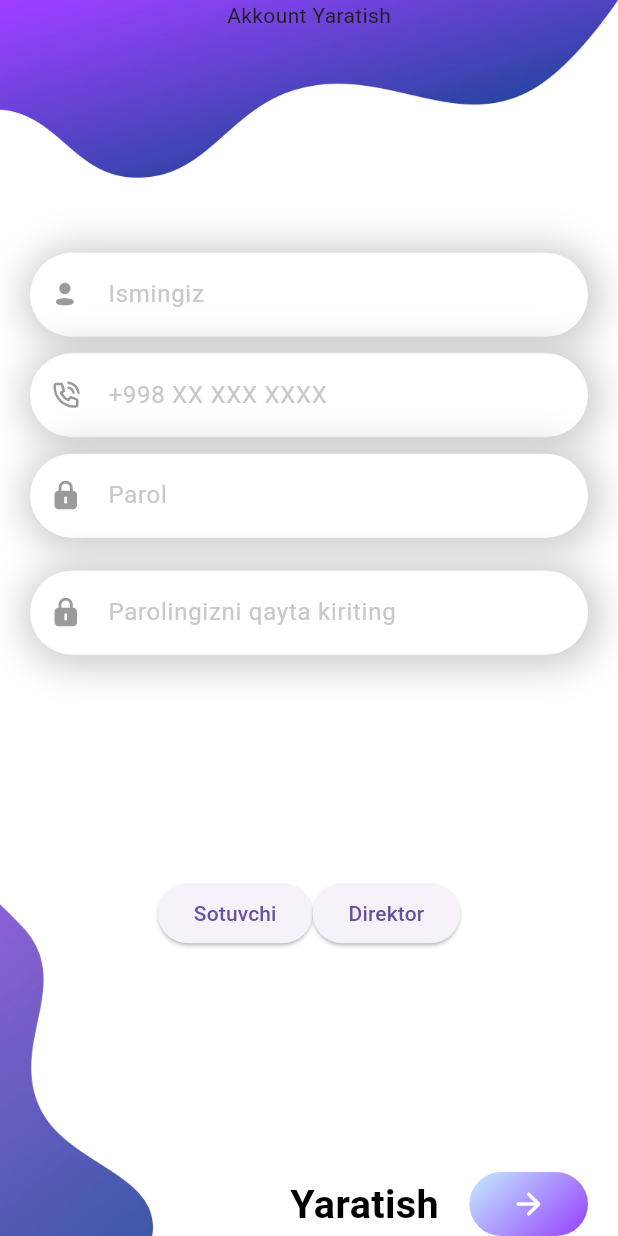
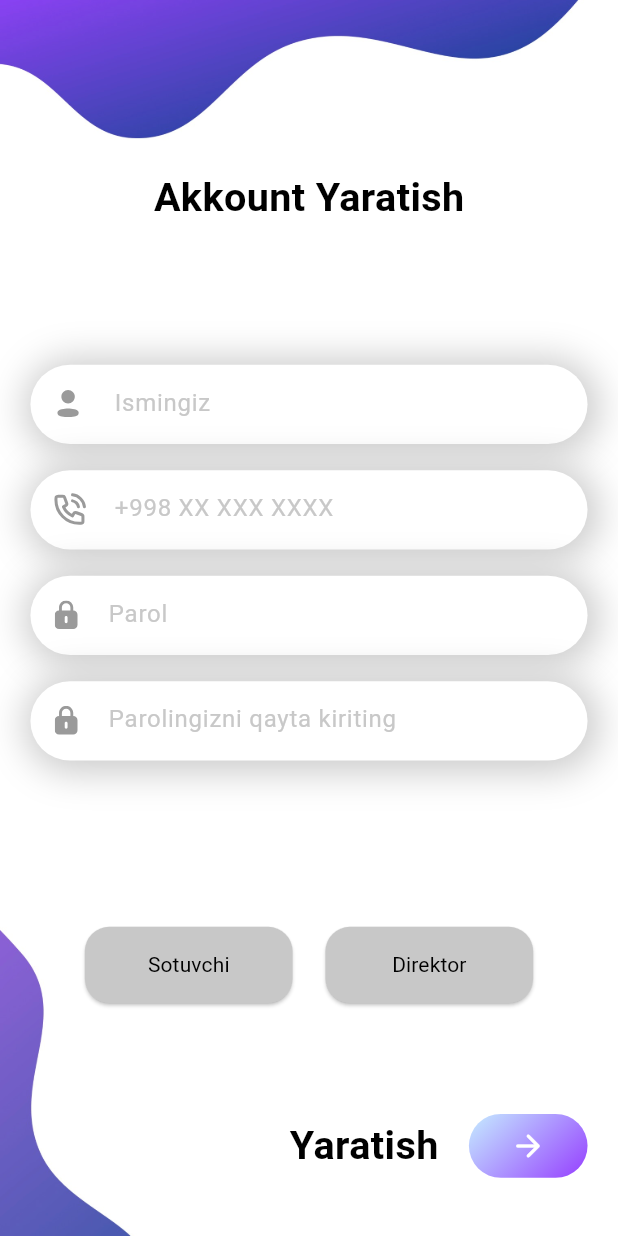
Before and after one commit to tillocoder/barcodebek, a Flutter app: the RegistorPages screen opened directly, on a phone screen of 412 x 824 dp. Run offline on Flutter 3.47's test engine with Material 3 defaults, Android fonts, the light colour scheme and no system bars; our stand-ins replace firebase_core, flutter_riverpod, flutter_screenutil, flutter_svg, gap, go_router and 1 more; accounts and stored records are empty; Roboto replaces fonts that are missing (Signika).

Commit message:
Alpomish - 13 commit failar kk qildi

```diff
--- a/lib/main.dart
+++ b/lib/main.dart
@@ -1,6 +1,7 @@
 import 'package:barcodbek/app.dart';
 import 'package:firebase_core/firebase_core.dart';
 import 'package:flutter/material.dart';
+import 'package:flutter_riverpod/flutter_riverpod.dart';
 
 import 'firebase_options.dart';
 
@@ -10,6 +11,6 @@ void main() async {
     options: DefaultFirebaseOptions.currentPlatform,
   );
   runApp(
-    const App(),
+    const ProviderScope(child: App()),
   );
 }
--- a/lib/src/core/constants/widgets/custom_scaffold.dart
+++ b/lib/src/core/constants/widgets/custom_scaffold.dart
@@ -6,13 +6,15 @@ class CustomScaffold extends StatelessWidget {
 
   @override
   Widget build(BuildContext context) {
-    return DecoratedBox(
-      decoration: BoxDecoration(
-          image: DecorationImage(
-        fit: BoxFit.fill,
-        image: Image.asset("assets/images/background.jpeg").image,
-      )),
-      child: child,
+    return SizedBox(
+      child: DecoratedBox(
+        decoration: BoxDecoration(
+            image: DecorationImage(
+          fit: BoxFit.cover,
+          image: Image.asset("assets/images/background/background.jpeg").image,
+        )),
+        child: child,
+      ),
     );
   }
 }
--- /dev/null
+++ b/lib/src/future/auth/controller/auth_conttroler.dart
@@ -0,0 +1,13 @@
+import 'package:flutter/cupertino.dart';
+import 'package:flutter_riverpod/flutter_riverpod.dart';
+
+final authConttroler =
+    ChangeNotifierProvider.autoDispose((ref) => AuthConttroler());
+
+class AuthConttroler extends ChangeNotifier {
+  bool? isChecked;
+  void onTap(bool value) {
+    isChecked = value;
+    notifyListeners();
+  }
+}
--- a/lib/src/future/auth/view/pages/register_page.dart
+++ b/lib/src/future/auth/view/pages/register_page.dart
@@ -1,71 +1,127 @@
-import 'package:barcodbek/src/future/auth/view/pages/login.dart';
+import 'package:barcodbek/src/core/style/app_colors.dart';
+import 'package:barcodbek/src/core/style/app_icons.dart';
+import 'package:barcodbek/src/core/style/text_style.dart';
+import 'package:barcodbek/src/future/auth/controller/auth_conttroler.dart';
+import 'package:barcodbek/src/future/auth/view/widgets/skib_button.dart';
+import 'package:barcodbek/src/future/home/view/pages/home_Page.dart';
 import 'package:flutter/material.dart';
+import 'package:flutter_riverpod/flutter_riverpod.dart';
 import 'package:flutter_screenutil/flutter_screenutil.dart';
 import 'package:gap/gap.dart';
 
 import '../../../../core/constants/widgets/custom_scaffold.dart';
+import '../widgets/w_position.dart';
 import '../widgets/wtext_fild.dart';
 
-class RegistorPages extends StatelessWidget {
+class RegistorPages extends ConsumerWidget {
   const RegistorPages({super.key});
 
   @override
-  Widget build(BuildContext context) {
+  Widget build(BuildContext context, WidgetRef ref) {
+    ref.watch(authConttroler);
+    var con = ref.read(authConttroler);
     return CustomScaffold(
       child: Scaffold(
+        resizeToAvoidBottomInset: false,
         backgroundColor: Colors.transparent,
         body: Padding(
-          padding: const EdgeInsets.symmetric(horizontal: 20),
+          padding: REdgeInsets.symmetric(horizontal: 20, vertical: 20),
           child: Column(
-            mainAxisAlignment: MainAxisAlignment.spaceBetween,
             children: [
-              const Text(
+              const Spacer(
+                flex: 5,
+              ),
+              Text(
                 "Akkount Yaratish",
+                style: AppTextStyle.textStyle2,
               ),
-              Column(
-                mainAxisAlignment: MainAxisAlignment.spaceBetween,
-                children: [
-                  const WTextFild(
+              const Spacer(
+                flex: 5,
+              ),
+              WTextFild(
                 hintText: "Ismingiz",
-                      iconPath: "assets/icons/auth/person.svg"),
-                  Gap(10.w),
-                  const WTextFild(
+                iconPath: AppIcons.person,
+                isSvg: true,
+              ),
+              Gap(16.w),
+              WTextFild(
                 hintText: "+998 XX XXX XXXX",
-                      iconPath: "assets/icons/auth/phone.svg"),
-                  Gap(10.w),
-                  const WTextFild(
+                iconPath: AppIcons.phone,
+                isSvg: true,
+              ),
+              Gap(16.w),
+              WTextFild(
                 hintText: "Parol",
-                    iconPath: "assets/icons/auth/lock.svg",
+                iconPath: AppIcons.lock,
+                isSvg: true,
               ),
-                  Gap(20.w),
-                  const WTextFild(
+              Gap(16.w),
+              WTextFild(
                 hintText: "Parolingizni qayta kiriting",
-                    iconPath: "assets/icons/auth/lock.svg",
+                iconPath: AppIcons.lock,
+                isSvg: true,
               ),
-                ],
+              const Spacer(
+                flex: 6,
               ),
               Row(
                 mainAxisAlignment: MainAxisAlignment.center,
                 children: [
-                  ElevatedButton(
-                    onPressed: () {},
-                    child: const Text("Sotuvchi"),
+                  PositionButton(
+                    buttonText: 'Sotuvchi',
+                    onPressed: () {
+                      con.onTap(true);
+                    },
+                    color: (con.isChecked == null)
+                        ? AppColorss.c_000000
+                        : con.isChecked == true
+                            ? AppColorss.c_FFFFFF
+                            : AppColorss.c_000000,
+                    backgroundColor:
+                        (con.isChecked != null && con.isChecked == true)
+                            ? AppColorss.c_8F00FF
+                            : AppColorss.c_C8C8C8,
                   ),
-                  ElevatedButton(
-                    onPressed: () {},
-                    child: const Text("Direktor"),
+                  Gap(20.w),
+                  PositionButton(
+                    buttonText: 'Direktor',
+                    onPressed: () {
+                      con.onTap(false);
+                    },
+                    backgroundColor:
+                        (con.isChecked != null && con.isChecked == false)
+                            ? AppColorss.c_8F00FF
+                            : AppColorss.c_C8C8C8,
+                    color: (con.isChecked == null)
+                        ? AppColorss.c_000000
+                        : con.isChecked == false
+                            ? AppColorss.c_FFFFFF
+                            : AppColorss.c_000000,
                   ),
                 ],
               ),
+              const Spacer(
+                flex: 4,
+              ),
               SkipButton(
                 text: "Yaratish",
-                onTap: () {},
+                onTap: () {
+                  if (con.isChecked != null) {
+                    Navigator.push(
+                      context,
+                      MaterialPageRoute(
+                        builder: (context) => const HomePage(),
+                      ),
+                    );
+                  }
+                },
                 isText: true,
                 child: const Icon(
                   Icons.arrow_forward_rounded,
                   color: Colors.white,
                 ),
-              )
+              ),
+              const Spacer(),
             ],
           ),
         ),
--- /dev/null
+++ b/lib/src/future/auth/view/widgets/skib_button.dart
@@ -0,0 +1,54 @@
+import 'package:flutter/cupertino.dart';
+import 'package:flutter_screenutil/flutter_screenutil.dart';
+import 'package:gap/gap.dart';
+
+import '../../../../core/style/text_style.dart';
+
+class SkipButton extends StatelessWidget {
+  final String text;
+  final bool isText;
+  final Function()? onTap;
+  final Widget child;
+
+  const SkipButton({
+    super.key,
+    required this.text,
+    required this.onTap,
+    required this.isText,
+    required this.child,
+  });
+
+  @override
+  Widget build(BuildContext context) {
+    return Row(
+      mainAxisAlignment: MainAxisAlignment.end,
+      children: [
+        Text(
+          isText == true ? text : '',
+          style: AppTextStyle.textStyle2,
+        ),
+        Gap(20.sp),
+        GestureDetector(
+          onTap: onTap,
+          child: SizedBox(
+            width: 72.w,
+            height: 42.h,
+            child: DecoratedBox(
+              decoration: BoxDecoration(
+                borderRadius: BorderRadius.circular(30.r),
+                gradient: LinearGradient(
+                  transform: GradientRotation(0.8.sp),
+                  colors: const [
+                    Color(0xFFC3E6FF),
+                    Color(0xFF9745FF),
+                  ],
+                ),
+              ),
+              child: child,
+            ),
+          ),
+        )
+      ],
+    );
+  }
+}
--- /dev/null
+++ b/lib/src/future/auth/view/widgets/w_position.dart
@@ -0,0 +1,38 @@
+import 'package:flutter/material.dart';
+import 'package:flutter_screenutil/flutter_screenutil.dart';
+
+class PositionButton extends StatelessWidget {
+  final String buttonText;
+  final Color? backgroundColor;
+  final Color? color;
+  final Function()? onPressed;
+
+  const PositionButton({
+    super.key,
+    required this.buttonText,
+    this.backgroundColor,
+    required this.onPressed,
+    required this.color,
+  });
+
+  @override
+  Widget build(BuildContext context) {
+    return ElevatedButton(
+      style: ElevatedButton.styleFrom(
+        backgroundColor: backgroundColor,
+        fixedSize: Size(126.w, 50.h),
+        shape: RoundedRectangleBorder(
+          borderRadius: BorderRadius.circular(16.r),
+        ),
+      ),
+      onPressed: onPressed,
+      child: Text(
+        buttonText,
+        style: TextStyle(
+          color: color,
+          fontWeight: FontWeight.w400,
+        ),
+      ),
+    );
+  }
+}
--- a/lib/src/future/auth/view/widgets/wtext_fild.dart
+++ b/lib/src/future/auth/view/widgets/wtext_fild.dart
@@ -1,15 +1,18 @@
 import 'package:barcodbek/src/core/style/app_colors.dart';
 import 'package:flutter/material.dart';
+import 'package:flutter_screenutil/flutter_screenutil.dart';
 import 'package:flutter_svg/flutter_svg.dart';
 
 class WTextFild extends StatelessWidget {
   final String hintText;
-  final String iconPath;
+  final SvgPicture iconPath;
+  final bool isSvg;
 
   const WTextFild({
     super.key,
     required this.hintText,
     required this.iconPath,
+    required this.isSvg,
   });
 
   @override
@@ -27,18 +30,15 @@ class WTextFild extends StatelessWidget {
           )
         ],
       ),
+      child: SizedBox(
+        height: 52.h,
         child: TextField(
           decoration: InputDecoration(
             prefixIcon: Padding(
               padding: const EdgeInsets.all(10),
               child: Padding(
                   padding: const EdgeInsets.all(4.0),
-              child: SvgPicture.asset(
-                iconPath,
-                height: 12,
-                width: 14,
-              ),
-            ),
+                  child: isSvg ? iconPath : const SizedBox.shrink()),
             ),
             hintText: hintText,
             hintStyle: const TextStyle(color: Color.fromRGBO(200, 200, 200, 1)),
@@ -48,6 +48,7 @@ class WTextFild extends StatelessWidget {
             ),
           ),
         ),
+      ),
     );
   }
 }
--- a/lib/src/future/home/view/pages/home_Page.dart
+++ b/lib/src/future/home/view/pages/home_Page.dart
@@ -21,7 +21,7 @@ class _HomePageState extends State<HomePage> {
         ),
       ),
       body: ListView.builder(
-        itemCount: 10,
+        itemCount: 100,
         itemBuilder: (context, index) => Padding(
           padding: const EdgeInsets.only(top: 4, left: 10, right: 10),
           child: Card(
--- a/lib/src/future/onbording/view/pages/onbording_pages.dart
+++ b/lib/src/future/onbording/view/pages/onbording_pages.dart
@@ -18,7 +18,8 @@ class OnbordingPages extends StatelessWidget {
             children: [
               Text("KESKAL", style: AppTextStyle.textStyle1_),
               const Image(
-                image: AssetImage("assets/images/img_1.png"),
+                image:
+                    AssetImage("assets/images/splash_onbording/onboarding.png"),
               ),
               Column(
                 crossAxisAlignment: CrossAxisAlignment.center,
--- a/pubspec.yaml
+++ b/pubspec.yaml
@@ -31,6 +31,7 @@ dependencies:
   flutter_screenutil: ^5.9.0
   gap: ^3.0.1
   keyboard_dismisser: ^3.0.0
+  flutter_riverpod: ^2.5.1
 
 dev_dependencies:
   flutter_test:
@@ -53,5 +54,6 @@ flutter:
   assets:
     - assets/
     - assets/images/
+    - assets/images/splash_onbording/
+    - assets/images/background/
     - assets/icons/auth/
-    - assets/icons/splash_onbording/
```
Also changed, not shown: lib/splash.dart (+16 -12 lines), lib/src/core/componets/w_gap.dart (added, +15 -0 lines), lib/src/core/componets/w_padding.dart (added, +19 -0 lines), lib/src/core/componets/w_text.dart (added, +20 -0 lines), lib/src/future/auth/view/pages/login.dart (+29 -62 lines), assets/images/background/background.jpeg (renamed from assets/images/background.jpeg), assets/images/splash_onbording/onboarding.png (renamed from assets/icons/splash_onbording/onboarding.png), assets/images/splash_onbording/splash.png (renamed from assets/icons/splash_onbording/splash.png), lib/src/future/auth/controller/w.dart (deleted), pubspec.lock. Lines whose indentation alone changed are shown as unchanged.
